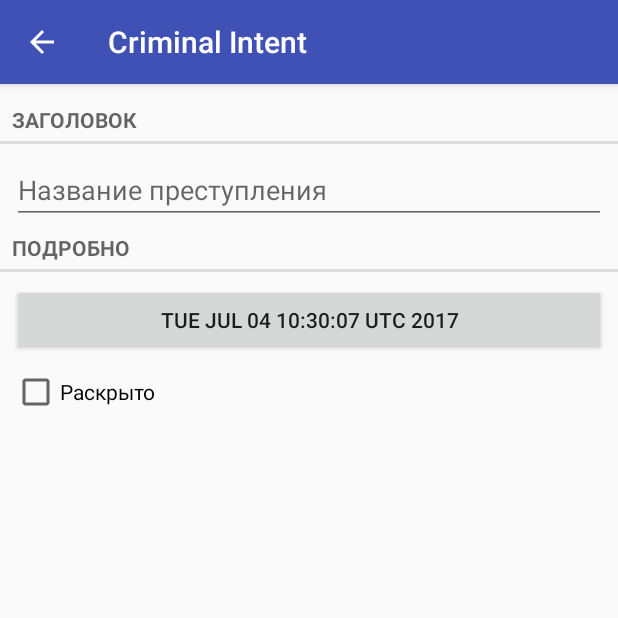
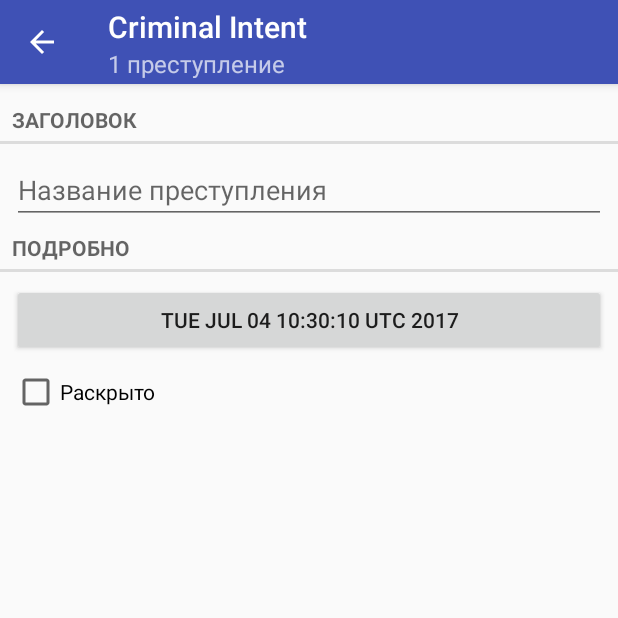
Before and after one commit to bupyc9/CriminalIntent, an Android app: the screen it shows after launch (CrimeActivity), after a tap on "Новое перступление", on a phone screen of 412 x 824 dp, the top half of it. Run offline under Robolectric (Android 15) with nearby library versions, the phone set to English and light mode, and no system bars.

Commit message:
Действие "Показать/скрыть подзаголовок"

```diff
--- a/app/src/main/java/ru/bupyc9/criminalintent/ui/crimelist/CrimeListFragment.kt
+++ b/app/src/main/java/ru/bupyc9/criminalintent/ui/crimelist/CrimeListFragment.kt
@@ -2,6 +2,7 @@ package ru.bupyc9.criminalintent.ui.crimelist
 
 import android.os.Bundle
 import android.support.v4.app.Fragment
+import android.support.v7.app.AppCompatActivity
 import android.support.v7.widget.LinearLayoutManager
 import android.view.*
 import ru.bupyc9.criminalintent.R
@@ -15,6 +16,8 @@ import kotlin.collections.ArrayList
 
 class CrimeListFragment : Fragment() {
     companion object {
+        @JvmStatic private val SAVED_SUBTITLE_VISIBLE = "subtitle"
+
         @JvmStatic fun newInstance(): CrimeListFragment {
             val fragment = CrimeListFragment()
             val bundle = Bundle()
@@ -26,10 +29,25 @@ class CrimeListFragment : Fragment() {
     }
 
     private lateinit var mAdapter: CrimeListAdapter
+    private var mSubtitleVisible = false
 
     override fun onCreate(savedInstanceState: Bundle?) {
         super.onCreate(savedInstanceState)
         setHasOptionsMenu(true)
+
+        if (savedInstanceState != null) {
+            mSubtitleVisible = savedInstanceState.getBoolean(SAVED_SUBTITLE_VISIBLE)
+        }
+    }
+
+    override fun onPause() {
+        super.onPause()
+        updateSubtitle()
+    }
+
+    override fun onSaveInstanceState(outState: Bundle?) {
+        super.onSaveInstanceState(outState)
+        outState?.putBoolean(SAVED_SUBTITLE_VISIBLE, mSubtitleVisible)
     }
 
     override fun onCreateView(inflater: LayoutInflater?, container: ViewGroup?, savedInstanceState: Bundle?): View? {
@@ -60,10 +78,18 @@ class CrimeListFragment : Fragment() {
         super.onCreateOptionsMenu(menu, inflater)
 
         inflater?.inflate(R.menu.fragment_crime_list, menu)
+
+        val subtitleItem = menu?.findItem(R.id.menu_item_show_subtitle)
+        if (mSubtitleVisible) {
+            subtitleItem?.setTitle(R.string.hide_subtitle)
+        } else {
+            subtitleItem?.setTitle(R.string.show_subtitle)
+        }
     }
 
-    override fun onOptionsItemSelected(item: MenuItem?) = when {
-        item?.itemId == R.id.menu_item_new_crime -> optionItemNewCrime()
+    override fun onOptionsItemSelected(item: MenuItem?) = when(item?.itemId) {
+        R.id.menu_item_new_crime -> optionItemNewCrime()
+        R.id.menu_item_show_subtitle -> updateSubtitle()
         else -> super.onOptionsItemSelected(item)
     }
 
@@ -79,4 +105,19 @@ class CrimeListFragment : Fragment() {
 
         return true
     }
+
+    private fun updateSubtitle(): Boolean {
+        mSubtitleVisible = !mSubtitleVisible
+        activity.invalidateOptionsMenu()
+
+        val activity = activity as AppCompatActivity
+        var subtitle = resources.getQuantityString(R.plurals.subtitle_plural, mAdapter.itemCount, mAdapter.itemCount)
+        if (!mSubtitleVisible) {
+            subtitle = null
+        }
+
+        activity.supportActionBar?.subtitle = subtitle
+
+        return true
+    }
 }
--- a/app/src/main/res/menu/fragment_crime_list.xml
+++ b/app/src/main/res/menu/fragment_crime_list.xml
@@ -7,4 +7,8 @@
         android:title="@string/new_crime"
         app:showAsAction="ifRoom|withText"
         />
+    <item
+        android:id="@+id/menu_item_show_subtitle"
+        android:title="@string/show_subtitle"
+        app:showAsAction="ifRoom"/>
 </menu>
--- a/app/src/main/res/values/strings.xml
+++ b/app/src/main/res/values/strings.xml
@@ -8,5 +8,10 @@
     <string name="new_crime">Новое перступление</string>
     <string name="show_subtitle">Показать подзаголовок</string>
     <string name="hide_subtitle">Скрыть подзаголовок</string>
-    <string name="subtitle_format">%1$s преступлений</string>
+
+    <plurals name="subtitle_plural">
+        <item quantity="one">%1$s преступление</item>
+        <item quantity="few">%1$s преступления</item>
+        <item quantity="many">%1$s преступлений</item>
+    </plurals>
 </resources>
```
